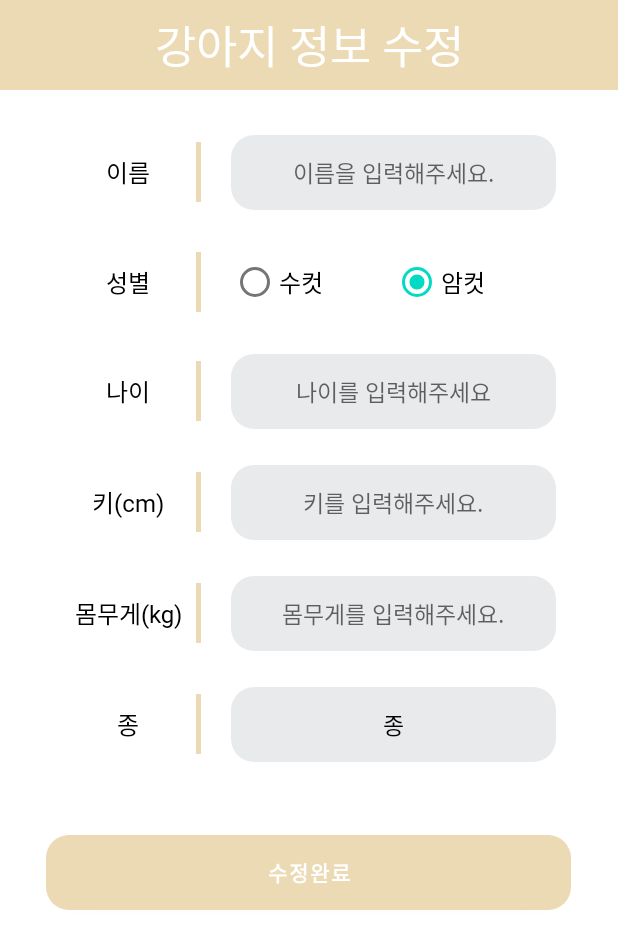
After one commit to qqqqlss/arouDog, an Android app built with Jetpack Compose: the DogEditActivity screen opened directly, with no data from a screen before it, on a phone screen of 412 x 824 dp. The commit adds this screen. Shown: the top 949 px of the screen. Run offline under Robolectric (Android 15) with nearby library versions, the phone set to English and light mode, and no system bars; 7 statements that could not run were skipped.

Commit message:
Feat: add dog info update

```diff
--- /dev/null
+++ b/app/src/main/java/com/example/aroundog/DogEditActivity.kt
@@ -0,0 +1,133 @@
+package com.example.aroundog
+
+import android.nfc.Tag
+import androidx.appcompat.app.AppCompatActivity
+import android.os.Bundle
+import android.util.Log
+import android.view.View
+import android.widget.*
+import androidx.lifecycle.MutableLiveData
+import com.example.aroundog.Model.Gender
+import com.example.aroundog.Service.DogService
+import com.example.aroundog.dto.DogDto
+import com.google.gson.Gson
+import com.google.gson.GsonBuilder
+import retrofit2.Call
+import retrofit2.Callback
+import retrofit2.Response
+import retrofit2.Retrofit
+import retrofit2.converter.gson.GsonConverterFactory
+
+class DogEditActivity : AppCompatActivity() {
+    val TAG = "DogEditActivity"
+    var dogName: EditText? = null
+    var dogAge: EditText? = null
+    var dogHeight: EditText? = null
+    var dogWeight: EditText? = null
+    var dogGender: RadioGroup? = null
+    var dogBreed: TextView? = null
+    var dogCheck: TextView? = null
+    var editButton: Button? = null
+
+    companion object{
+        val editDogInfo = MutableLiveData<DogDto>()
+    }
+    override fun onCreate(savedInstanceState: Bundle?) {
+        super.onCreate(savedInstanceState)
+        setContentView(R.layout.activity_dog_edit)
+
+        val dogInfo = intent.getSerializableExtra("info") as DogDto
+
+        //뷰 찾기
+        setView()
+
+        //뷰에 정보 입력
+        setDogInfo(dogInfo)
+
+        var gsonInstance: Gson = GsonBuilder().setLenient().create()
+        var retrofit = Retrofit.Builder()
+            .baseUrl(BuildConfig.SERVER)
+            .addConverterFactory(GsonConverterFactory.create(gsonInstance))
+            .build()
+            .create(DogService::class.java)
+
+        editButton!!.setOnClickListener {
+            val strDogName = dogName!!.text.toString()
+            val strDogAge = dogAge!!.text.toString()
+            val strDogWeight = dogWeight!!.text.toString()
+            val strDogHeight = dogHeight!!.text.toString()
+            if (strDogName == "" || strDogAge == "" || strDogHeight == "" || strDogWeight == "") {
+                dogCheck!!.visibility = View.VISIBLE
+            } else {
+                var gender: Gender
+                if (dogGender!!.checkedRadioButtonId == R.id.editDogMan) {
+                    gender = Gender.MAN
+                } else {
+                    gender = Gender.WOMAN
+                }
+                var dogDto = DogDto(
+                    dogInfo.dogId,
+                    strDogName,
+                    strDogAge.toInt(),
+                    strDogWeight.toDouble(),
+                    strDogHeight.toDouble(),
+                    gender,
+                    dogBreed!!.text.toString().toLong(),
+                    dogInfo.dogImgList
+                )
+
+                retrofit.updateDog(
+                    dogDto.dogId,
+                    dogDto.dogName,
+                    dogDto.dogAge,
+                    dogDto.dogWeight,
+                    dogDto.dogHeight,
+                    dogDto.dogGender,
+                    dogDto.breed
+                ).enqueue(object : Callback<Boolean> {
+                    override fun onResponse(call: Call<Boolean>, response: Response<Boolean>) {
+                        if (response.isSuccessful && response.body() == true) {
+                            editDogInfo.postValue(dogDto)
+                        }else{
+                            Toast.makeText(applicationContext, "정보 수정에 실패했습니다.", Toast.LENGTH_SHORT).show()
+                        }
+                    }
+
+                    override fun onFailure(call: Call<Boolean>, t: Throwable) {
+                        Toast.makeText(applicationContext, "정보 수정에 실패했습니다.", Toast.LENGTH_SHORT).show()
+                        Log.d(TAG, "수정 실패", t)
+                    }
+                })
+            }
+            finish()
+        }
+
+
+
+    }
+
+
+    private fun setDogInfo(dogInfo: DogDto) {
+        dogName!!.setText(dogInfo.dogName)
+        dogAge!!.setText(dogInfo.dogAge.toString())
+        dogHeight!!.setText(dogInfo.dogHeight.toString())
+        dogWeight!!.setText(dogInfo.dogWeight.toString())
+        if (dogInfo.dogGender == Gender.MAN) {
+            dogGender!!.check(R.id.editDogMan)
+        } else {
+            dogGender!!.check(R.id.editDogWoman)
+        }
+        dogBreed!!.text = dogInfo.breed.toString()
+    }
+
+    private fun setView() {
+        dogName = findViewById(R.id.editDogName)
+        dogAge = findViewById(R.id.editDogAge)
+        dogHeight = findViewById(R.id.editDogHeight)
+        dogWeight = findViewById(R.id.editDogWeight)
+        dogGender = findViewById(R.id.editDogGender)
+        dogBreed = findViewById(R.id.editDogBreed)
+        dogCheck = findViewById(R.id.editDogCheck)
+        editButton = findViewById(R.id.editDogUpdate)
+    }
+}
--- a/app/src/main/java/com/example/aroundog/Service/DogService.kt
+++ b/app/src/main/java/com/example/aroundog/Service/DogService.kt
@@ -1,6 +1,7 @@
 package com.example.aroundog.Service
 
 import androidx.compose.ui.text.font.FontWeight
+import com.example.aroundog.Model.Gender
 import com.example.aroundog.dto.UpdateDogImageDto
 import okhttp3.MultipartBody
 import retrofit2.Call
@@ -37,4 +38,15 @@ interface DogService {
         @Part image:MultipartBody.Part
     ):Call<UpdateDogImageDto>
 
+    @FormUrlEncoded
+    @PATCH("/dog/{dogId}")
+    fun updateDog(
+        @Path("dogId")dogId:Long,
+        @Field("name") dogName:String,
+        @Field("age") dogAge:Int,
+        @Field("weight") dogWeight:Double,
+        @Field("height") dogHeight:Double,
+        @Field("gender") dogGender:Gender,
+        @Field("breed") breed:Long
+    ):Call<Boolean>
 }
--- a/app/src/main/java/com/example/aroundog/fragments/DogFragment.kt
+++ b/app/src/main/java/com/example/aroundog/fragments/DogFragment.kt
@@ -9,15 +9,19 @@ import android.os.Bundle
 import android.util.Log
 import android.view.LayoutInflater
 import android.view.View
+import android.view.View.OnClickListener
 import android.view.ViewGroup
 import android.webkit.MimeTypeMap
+import android.widget.ImageButton
 import android.widget.LinearLayout
 import android.widget.TextView
 import android.widget.Toast
 import androidx.core.content.FileProvider
 import androidx.fragment.app.Fragment
+import androidx.lifecycle.MutableLiveData
 import androidx.viewpager2.widget.ViewPager2
 import com.example.aroundog.BuildConfig
+import com.example.aroundog.DogEditActivity
 import com.example.aroundog.Model.DogSliderAdapter
 import com.example.aroundog.R
 import com.example.aroundog.Service.DogService
@@ -53,6 +57,7 @@ class DogFragment : Fragment() {
     lateinit var profileDogWeightTV:TextView
     lateinit var profileDogBreedTV:TextView
     lateinit var profileDogInfoLayout:LinearLayout
+    lateinit var profileDogConfig:ImageButton
     var hasDog = false
     private val DEFAULT_GALLERY_REQUEST_CODE =200
     lateinit var listener: DogSliderAdapter.ItemClickListener
@@ -65,6 +70,12 @@ class DogFragment : Fragment() {
     lateinit var retrofit:Retrofit
     lateinit var dogService: DogService
     var dogId:Long = -100L
+
+    init {
+        DogEditActivity.editDogInfo.observe(this){
+            updateDogInfo(it)
+        }
+    }
 
     override fun onCreate(savedInstanceState: Bundle?) {
         super.onCreate(savedInstanceState)
@@ -145,12 +156,7 @@ class DogFragment : Fragment() {
         val view: ViewGroup = setView(inflater, container)
 
         if(hasDog){//강아지가 있는 경우
-            profileDogNameTV.text = dogDto?.dogName
-            profileDogGenderTV.text = dogDto?.dogGender.toString()
-            profileDogAgeTV.text = dogDto?.dogAge.toString()
-            profileDogHeightTV.text = dogDto?.dogHeight.toString()
-            profileDogWeightTV.text = dogDto?.dogWeight.toString()
-            profileDogBreedTV.text = dogDto?.breed.toString()
+            updateDogInfo(dogDto!!)
 
             //dogDto.dogId != null && dogDto.dogImgList == null : 개는 있는데 사진이 없음
             if (dogImgListUri.isNullOrEmpty()) {
@@ -168,6 +174,11 @@ class DogFragment : Fragment() {
         adapter.adapterListener = listener
         imgViewPager.adapter = adapter
 
+        profileDogConfig.setOnClickListener{
+            var intent = Intent(context, DogEditActivity::class.java)
+            intent.putExtra("info", dogDto)
+            it.context.startActivity(intent)
+        }
         return view
     }
 
@@ -190,6 +201,15 @@ class DogFragment : Fragment() {
             }
     }
 
+    private fun updateDogInfo(dogDto: DogDto) {
+        profileDogNameTV.text = dogDto?.dogName
+        profileDogGenderTV.text = dogDto?.dogGender.toString()
+        profileDogAgeTV.text = dogDto?.dogAge.toString()
+        profileDogHeightTV.text = dogDto?.dogHeight.toString()
+        profileDogWeightTV.text = dogDto?.dogWeight.toString()
+        profileDogBreedTV.text = dogDto?.breed.toString()
+    }
+
     private fun setView(
         inflater: LayoutInflater,
         container: ViewGroup?
@@ -205,6 +225,7 @@ class DogFragment : Fragment() {
         profileDogWeightTV = view.findViewById(R.id.profileDogWeightTV)
         profileDogBreedTV = view.findViewById(R.id.profileDogBreedTV)
         profileDogInfoLayout = view.findViewById(R.id.profileDogInfoLayout)
+        profileDogConfig = view.findViewById(R.id.profileDogConfig)
 
         return view
     }
--- a/app/src/main/java/com/example/aroundog/fragments/ProfileFragment.kt
+++ b/app/src/main/java/com/example/aroundog/fragments/ProfileFragment.kt
@@ -9,6 +9,7 @@ import android.view.LayoutInflater
 import android.view.View
 import android.view.ViewGroup
 import android.widget.Button
+import android.widget.ImageButton
 import android.widget.LinearLayout
 import android.widget.TextView
 import android.widget.Toast
@@ -36,7 +37,7 @@ class ProfileFragment : Fragment() {
     lateinit var userName:String
     lateinit var dogList:MutableList<DogDto>
     lateinit var profileUserNameTV:TextView
-    lateinit var profileUserConfig:Button
+    lateinit var profileUserConfig:ImageButton
     lateinit var profileButtonLayout: LinearLayout
     var idList = mutableListOf<Int>()
 
--- /dev/null
+++ b/app/src/main/res/layout/activity_dog_edit.xml
@@ -0,0 +1,315 @@
+<?xml version="1.0" encoding="utf-8"?>
+<LinearLayout xmlns:android="http://schemas.android.com/apk/res/android"
+    xmlns:app="http://schemas.android.com/apk/res-auto"
+    xmlns:tools="http://schemas.android.com/tools"
+    android:layout_width="match_parent"
+    android:layout_height="wrap_content"
+    android:orientation="vertical">
+
+
+    <androidx.appcompat.widget.Toolbar
+        android:id="@+id/edit_toolbar"
+        android:layout_width="match_parent"
+        android:layout_height="60dp"
+        android:background="@color/brown">
+
+        <TextView
+            android:layout_width="wrap_content"
+            android:layout_height="wrap_content"
+            android:layout_gravity="center"
+            android:fontFamily="@font/nanum_square_eb"
+            android:text="강아지 정보 수정"
+            android:textColor="@color/white"
+            android:textSize="30sp" />
+
+    </androidx.appcompat.widget.Toolbar>
+
+    <LinearLayout
+        android:layout_width="330dp"
+        android:layout_height="wrap_content"
+        android:layout_gravity="center"
+        android:layout_marginTop="30dp"
+        android:layout_marginBottom="12dp"
+        android:orientation="horizontal">
+
+        <TextView
+            android:layout_width="90dp"
+            android:layout_height="wrap_content"
+            android:layout_gravity="center"
+            android:fontFamily="@font/nanum_barun_gothic"
+            android:gravity="center"
+            android:text="이름"
+            android:textColor="@color/black"
+            android:textSize="16dp" />
+
+        <View
+            android:layout_width="3dp"
+            android:layout_height="40dp"
+            android:layout_gravity="center"
+            android:layout_marginRight="20dp"
+            android:background="@color/brown" />
+
+        <EditText
+            android:id="@+id/editDogName"
+            android:layout_width="match_parent"
+            android:layout_height="50dp"
+            android:layout_gravity="center"
+            android:background="@drawable/style_rounded_login"
+            android:fontFamily="@font/nanum_barun_gothic"
+            android:gravity="center"
+            android:hint="이름을 입력해주세요."
+            android:inputType="text"
+            android:maxLength="15"
+            android:textColor="@color/black"
+            android:textSize="15dp" />
+
+    </LinearLayout>
+
+    <LinearLayout
+        android:layout_width="330dp"
+        android:layout_height="wrap_content"
+        android:layout_gravity="center"
+        android:layout_marginTop="12dp"
+        android:layout_marginBottom="12dp"
+        android:orientation="horizontal">
+
+        <TextView
+            android:layout_width="90dp"
+            android:layout_height="wrap_content"
+            android:layout_gravity="center"
+            android:fontFamily="@font/nanum_barun_gothic"
+            android:gravity="center"
+            android:text="성별"
+            android:textColor="@color/black"
+            android:textSize="16dp" />
+
+        <View
+            android:layout_width="3dp"
+            android:layout_height="40dp"
+            android:layout_gravity="center"
+            android:layout_marginRight="20dp"
+            android:background="@color/brown" />
+
+        <RadioGroup
+            android:id="@+id/editDogGender"
+            android:layout_width="match_parent"
+            android:layout_height="wrap_content"
+            android:layout_gravity="center"
+            android:orientation="horizontal">
+
+            <RadioButton
+                android:id="@+id/editDogMan"
+                android:layout_width="wrap_content"
+                android:layout_height="wrap_content"
+                android:layout_weight="1"
+                android:text="수컷"
+                android:textSize="16sp" />
+
+            <RadioButton
+                android:id="@+id/editDogWoman"
+                android:layout_width="wrap_content"
+                android:layout_height="wrap_content"
+                android:layout_weight="1"
+                android:text="암컷"
+                android:textSize="16sp" />
+        </RadioGroup>
+
+    </LinearLayout>
+
+
+    <LinearLayout
+        android:layout_width="330dp"
+        android:layout_height="wrap_content"
+        android:layout_gravity="center"
+        android:layout_marginTop="12dp"
+        android:layout_marginBottom="12dp"
+        android:orientation="horizontal">
+
+        <TextView
+            android:layout_width="90dp"
+            android:layout_height="wrap_content"
+            android:layout_gravity="center"
+            android:fontFamily="@font/nanum_barun_gothic"
+            android:gravity="center"
+            android:text="나이"
+            android:textColor="@color/black"
+            android:textSize="16dp" />
+
+        <View
+            android:layout_width="3dp"
+            android:layout_height="40dp"
+            android:layout_gravity="center"
+            android:layout_marginRight="20dp"
+            android:background="@color/brown" />
+
+
+        <EditText
+            android:id="@+id/editDogAge"
+            android:layout_width="match_parent"
+            android:layout_height="50dp"
+            android:layout_gravity="center"
+            android:background="@drawable/style_rounded_login"
+            android:digits="0123456789"
+            android:fontFamily="@font/nanum_barun_gothic"
+            android:gravity="center"
+            android:hint="나이를 입력해주세요"
+            android:inputType="number"
+            android:maxLength="35"
+            android:textColor="@color/black"
+            android:textSize="15dp" />
+
+    </LinearLayout>
+
+
+    <LinearLayout
+        android:layout_width="330dp"
+        android:layout_height="wrap_content"
+        android:layout_gravity="center"
+        android:layout_marginTop="12dp"
+        android:layout_marginBottom="12dp"
+        android:orientation="horizontal">
+
+        <TextView
+            android:layout_width="90dp"
+            android:layout_height="wrap_content"
+            android:layout_gravity="center"
+            android:fontFamily="@font/nanum_barun_gothic"
+            android:gravity="center"
+            android:text="키(cm)"
+            android:textColor="@color/black"
+            android:textSize="16dp" />
+
+        <View
+            android:layout_width="3dp"
+            android:layout_height="40dp"
+            android:layout_gravity="center"
+            android:layout_marginRight="20dp"
+            android:background="@color/brown" />
+
+
+        <EditText
+            android:id="@+id/editDogHeight"
+            android:layout_width="match_parent"
+            android:layout_height="50dp"
+            android:layout_gravity="center"
+            android:background="@drawable/style_rounded_login"
+            android:digits="0123456789"
+            android:fontFamily="@font/nanum_barun_gothic"
+            android:gravity="center"
+            android:hint="키를 입력해주세요."
+            android:inputType="number"
+            android:maxLength="11"
+            android:textColor="@color/black"
+            android:textSize="15dp" />
+
+    </LinearLayout>
+
+    <LinearLayout
+        android:layout_width="330dp"
+        android:layout_height="wrap_content"
+        android:layout_gravity="center"
+        android:layout_marginTop="12dp"
+        android:layout_marginBottom="12dp"
+        android:orientation="horizontal">
+
+        <TextView
+            android:layout_width="90dp"
+            android:layout_height="wrap_content"
+            android:layout_gravity="center"
+            android:fontFamily="@font/nanum_barun_gothic"
+            android:gravity="center"
+            android:text="몸무게(kg)"
+            android:textColor="@color/black"
+            android:textSize="16dp" />
+
+        <View
+            android:layout_width="3dp"
+            android:layout_height="40dp"
+            android:layout_gravity="center"
+            android:layout_marginRight="20dp"
+            android:background="@color/brown" />
+
+
+        <EditText
+            android:id="@+id/editDogWeight"
+            android:layout_width="match_parent"
+            android:layout_height="50dp"
+            android:layout_gravity="center"
+            android:background="@drawable/style_rounded_login"
+            android:digits="0123456789"
+            android:fontFamily="@font/nanum_barun_gothic"
+            android:gravity="center"
+            android:hint="몸무게를 입력해주세요."
+            android:inputType="number"
+            android:maxLength="11"
+            android:textColor="@color/black"
+            android:textSize="15dp" />
+
+    </LinearLayout>
+
+    <LinearLayout
+        android:layout_width="330dp"
+        android:layout_height="wrap_content"
+        android:layout_gravity="center"
+        android:layout_marginTop="12dp"
+        android:layout_marginBottom="12dp"
+        android:orientation="horizontal">
+
+        <TextView
+            android:layout_width="90dp"
+            android:layout_height="wrap_content"
+            android:layout_gravity="center"
+            android:fontFamily="@font/nanum_barun_gothic"
+            android:gravity="center"
+            android:text="종"
+            android:textColor="@color/black"
+            android:textSize="16dp" />
+
+        <View
+            android:layout_width="3dp"
+            android:layout_height="40dp"
+            android:layout_gravity="center"
+            android:layout_marginRight="20dp"
+            android:background="@color/brown" />
+
+
+        <TextView
+            android:id="@+id/editDogBreed"
+            android:layout_width="match_parent"
+            android:layout_height="50dp"
+            android:layout_gravity="center"
+            android:background="@drawable/style_rounded_login"
+
+            android:gravity="center"
+            android:text="종"
+            android:textColor="@color/black"
+            android:textSize="15dp" />
+    </LinearLayout>
+
+    <TextView
+        android:id="@+id/editDogCheck"
+        android:layout_width="330dp"
+        android:layout_height="wrap_content"
+        android:layout_gravity="center"
+        android:layout_marginTop="4dp"
+        android:fontFamily="@font/nanum_square"
+        android:text="비어있는 항목이 있어요! 모두 입력해주세요."
+        android:textColor="#FF0000"
+        android:textSize="11sp"
+        android:visibility="invisible" />
+
+    <Button
+        android:id="@+id/editDogUpdate"
+        android:layout_width="350dp"
+        android:layout_height="50dp"
+        android:layout_gravity="center"
+        android:layout_marginTop="15dp"
+        android:layout_marginBottom="7dp"
+        android:background="@drawable/style_rounded_postive_button"
+        android:fontFamily="@font/nanum_square_eb"
+        android:text="수정완료"
+        android:textColor="@color/white"
+        android:textStyle="bold" />
+
+
+</LinearLayout>
```
Also changed, not shown: app/src/main/AndroidManifest.xml (+7 -0 lines).
